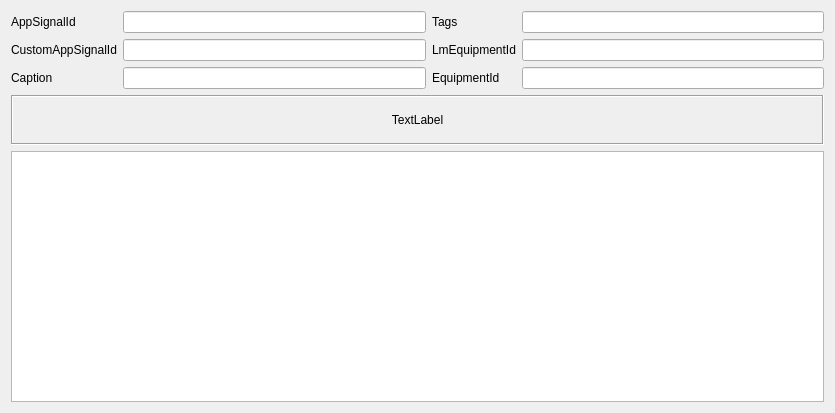
Old version of the form TuningClient/TuningSignalInfo.ui in the repository whiteman-kr/u7set.
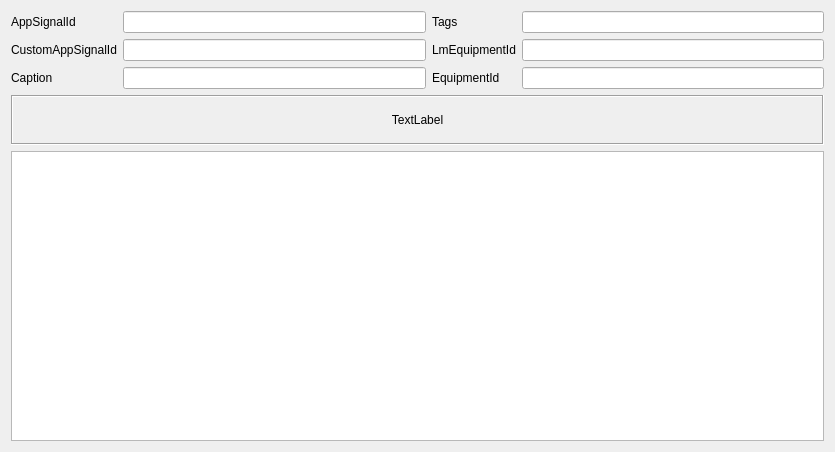
New version of the form.

The edit to the form file:
```diff
--- a/TuningClient/TuningSignalInfo.ui
+++ b/TuningClient/TuningSignalInfo.ui
@@ -7,7 +7,7 @@
     <x>0</x>
     <y>0</y>
     <width>835</width>
-    <height>413</height>
+    <height>452</height>
    </rect>
   </property>
   <property name="windowTitle">
```
